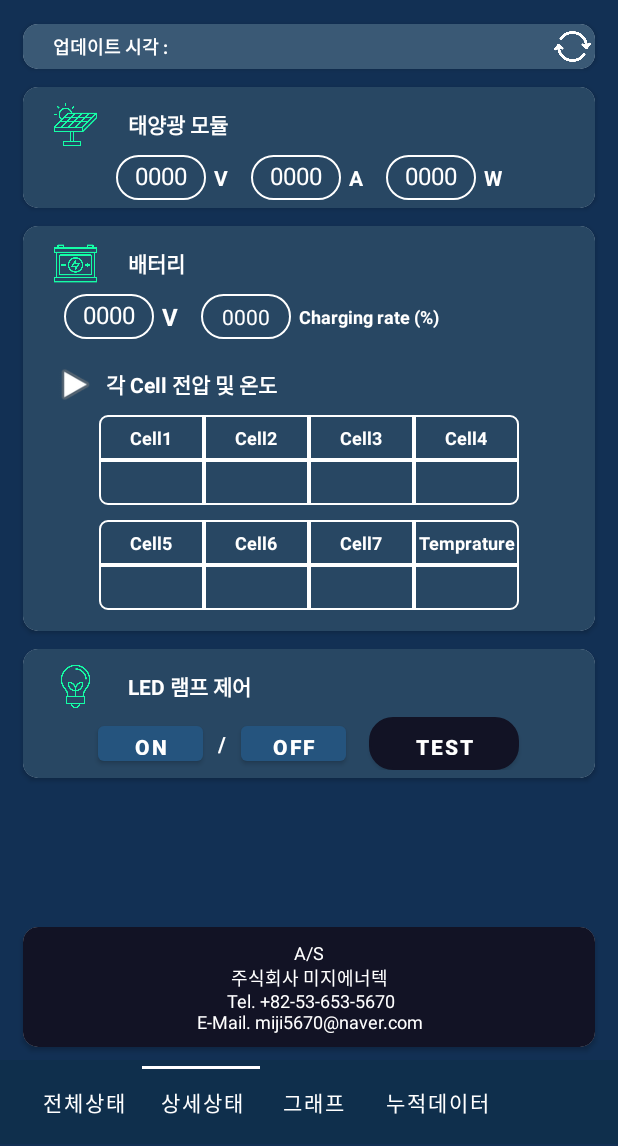
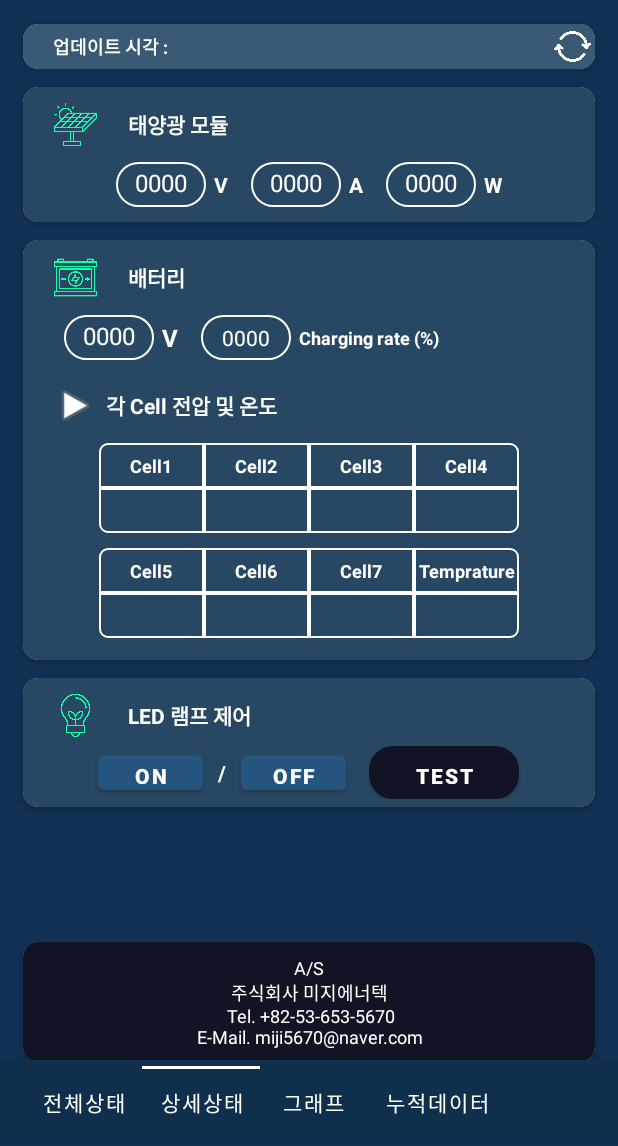
Before and after one commit to andrew5335/MIJI_Enertech_Solar_Application, an Android app: the MijiMainActivity screen opened directly, with no data from a screen before it, item 2 of the bottom bar chosen, on a phone screen of 412 x 824 dp, the part 90-1236 px from its top. Run offline under Robolectric (Android 15) with nearby library versions, the light colour scheme and no system bars; our stand-ins replace CircleImageView; libraries missing offline, so code that uses them is left out: com.ficat.easyble, com.github.mikephil.charting; 67 statements that could not run were skipped.

Commit message:
화면 수정 및 블루투스 스캔 처리 수정 명령어 변경 (93 -> ?)

```diff
--- a/app/src/main/java/com/miji/solar/MijiMainActivity.java
+++ b/app/src/main/java/com/miji/solar/MijiMainActivity.java
@@ -290,6 +290,8 @@ public class MijiMainActivity extends AppCompatActivity implements TabLayout.OnT
             public void onStart(boolean startScanSuccess, String info) {
                 Log.e("miji", "scan start");
                 mLoadingDialog.show();
+                deviceList.clear();
+                mDeviceArrayAdapter.clear();
                 message = "Start Scan";
                 mLoadingDialog.setMessage(message);
                 mLoadingDialog.setCancelable(true);
--- a/app/src/main/java/com/miji/solar/constant/CommandConstants.java
+++ b/app/src/main/java/com/miji/solar/constant/CommandConstants.java
@@ -3,7 +3,7 @@ package com.miji.solar.constant;
 public class CommandConstants {
 
     public static String sendRefresh = "@";    // 블루투스 연결된 경우 데이터를 가져오기 위한 명령어
-    public static String sendRequest = "93";    // 신규 데이터 요청 명령어
+    public static String sendRequest = "?";    // 신규 데이터 요청 명령어
     public static String sendRequestOld = "92";    // 기존 데이터 요청 명령어
     public static String sendOn = "#";    // 램프 켜기 명령어
     public static String sendOff = "$";    // 램프 끄기 명령어
--- a/app/src/main/java/com/miji/solar/fragment/TabFragment2.java
+++ b/app/src/main/java/com/miji/solar/fragment/TabFragment2.java
@@ -252,6 +252,9 @@ public class TabFragment2 extends Fragment implements View.OnClickListener {
             String[] tmpArr = data3.split("/");
 
             if(null != tmpArr && 0 < tmpArr.length) {
+                if(tmpArr[0].contains("#")) {
+                    tmpArr[0] = tmpArr[0].replaceAll("#", "");
+                }
                 cell1.setText(tmpArr[0]);
                 cell2.setText(tmpArr[1]);
             }
@@ -270,6 +273,9 @@ public class TabFragment2 extends Fragment implements View.OnClickListener {
             String[] tmpArr = data4.split("/");
 
             if(null != tmpArr && 0 < tmpArr.length) {
+                if(tmpArr[0].contains("%")) {
+                    tmpArr[0] = tmpArr[0].replaceAll("%", "");
+                }
                 cell5.setText(tmpArr[0]);
                 cell6.setText(tmpArr[1]);
             }
--- a/app/src/main/res/layout/fragment_tab2.xml
+++ b/app/src/main/res/layout/fragment_tab2.xml
@@ -120,7 +120,7 @@
                 <LinearLayout
                     android:layout_width="match_parent"
                     android:layout_height="wrap_content"
-                    android:layout_margin="5dp"
+                    android:layout_margin="10dp"
                     android:gravity="center_vertical|center"
                     android:orientation="horizontal">
 
@@ -202,7 +202,7 @@
 
             <LinearLayout
                 android:layout_width="match_parent"
-                android:layout_height="270dp"
+                android:layout_height="280dp"
                 android:background="#284763"
                 android:orientation="vertical">
 
@@ -236,7 +236,7 @@
                     android:layout_width="match_parent"
                     android:layout_height="wrap_content"
                     android:layout_marginLeft="27dp"
-                    android:layout_marginTop="5dp"
+                    android:layout_marginTop="10dp"
                     android:layout_marginBottom="10dp"
                     android:gravity="center_vertical|left"
                     android:orientation="horizontal">
@@ -314,7 +314,7 @@
                     android:layout_width="match_parent"
                     android:layout_height="wrap_content"
                     android:layout_gravity="center"
-                    android:layout_marginTop="5dp"
+                    android:layout_marginTop="10dp"
                     android:background="#284763"
                     android:gravity="center"
                     android:orientation="horizontal">
@@ -645,7 +645,7 @@
         android:layout_height="wrap_content"
         android:layout_gravity="bottom"
         android:orientation="vertical"
-        android:layout_marginBottom="50dp"
+        android:layout_marginBottom="40dp"
         app:cardUseCompatPadding="true"
         app:cardCornerRadius="10dp"
         android:id="@+id/container2">
```
